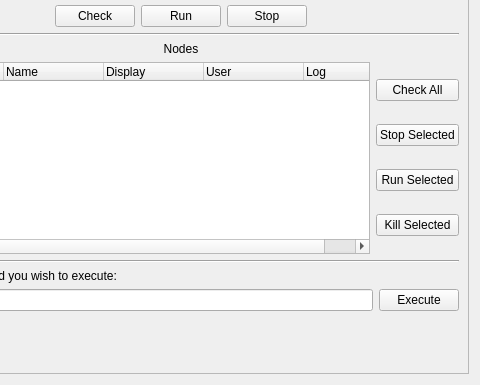
Qt form src/yarpmanager/src-manager/clusterWidget.ui (robotology/yarp) before a commit; both pictures show x 118 to 598 and y 170 to 555 of the 598 by 555 pixel window.
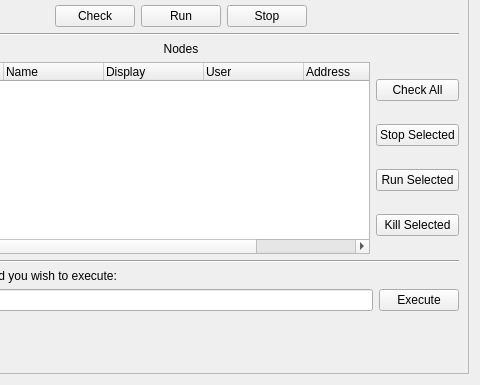
The same form after that commit. Custom widgets are drawn as their Qt base class.

Commit message: Added column for address in yarpmanager widget.

Patch:
```diff
--- a/src/yarpmanager/src-manager/clusterWidget.ui
+++ b/src/yarpmanager/src-manager/clusterWidget.ui
@@ -329,6 +329,9 @@
         <layout class="QHBoxLayout" name="horizontalLayout_12">
          <item>
           <widget class="CustomTreeWidget" name="nodestreeWidget">
+           <property name="columnCount">
+            <number>6</number>
+           </property>
            <column>
             <property name="text">
              <string>Status</string>
@@ -349,6 +352,11 @@
              <string>User</string>
             </property>
            </column>
+           <column>
+            <property name="text">
+             <string>Address</string>
+            </property>
+           </column>
            <column>
             <property name="text">
              <string>Log</string>
```
Left out of the diff: 5 changed lines with no effect on the pictures. The commit also changes 2 other files.
